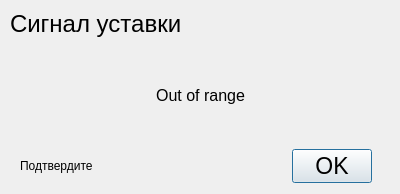
The window that kvitirovanie.ui (tomyqg/topaz-m) describes before a commit, drawn with Qt 5.
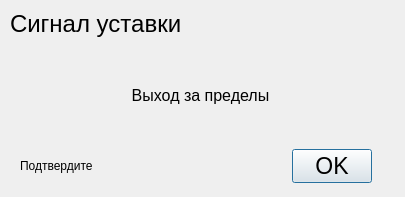
The same window after the commit.

Patch:
```diff
--- a/kvitirovanie.ui
+++ b/kvitirovanie.ui
@@ -6,8 +6,8 @@
    <rect>
     <x>0</x>
     <y>0</y>
-    <width>400</width>
-    <height>194</height>
+    <width>405</width>
+    <height>197</height>
    </rect>
   </property>
   <property name="windowTitle">
@@ -86,7 +86,7 @@
     </font>
    </property>
    <property name="text">
-    <string>Out of range</string>
+    <string>Выход за пределы</string>
    </property>
    <property name="alignment">
     <set>Qt::AlignCenter</set>
```
